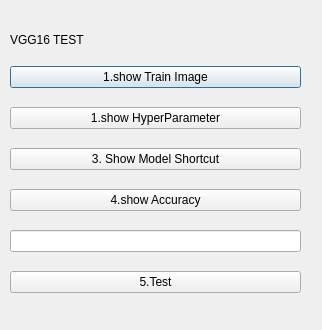
Old version of the form introImageProcessing/Hw1/Q5.ui in the repository eric88525/NCKU-work.
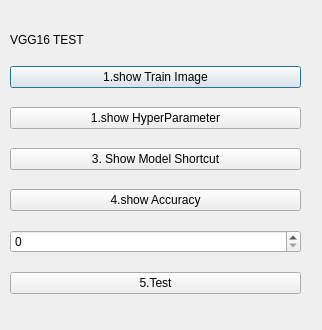
New version of the form.

Patch:
```diff
--- a/introImageProcessing/Hw1/Q5.ui
+++ b/introImageProcessing/Hw1/Q5.ui
@@ -65,7 +65,7 @@
      </widget>
     </item>
     <item>
-     <widget class="QLineEdit" name="TextInput"/>
+     <widget class="QSpinBox" name="TestIndexInput"/>
     </item>
     <item>
      <widget class="QPushButton" name="TestButton">
```
